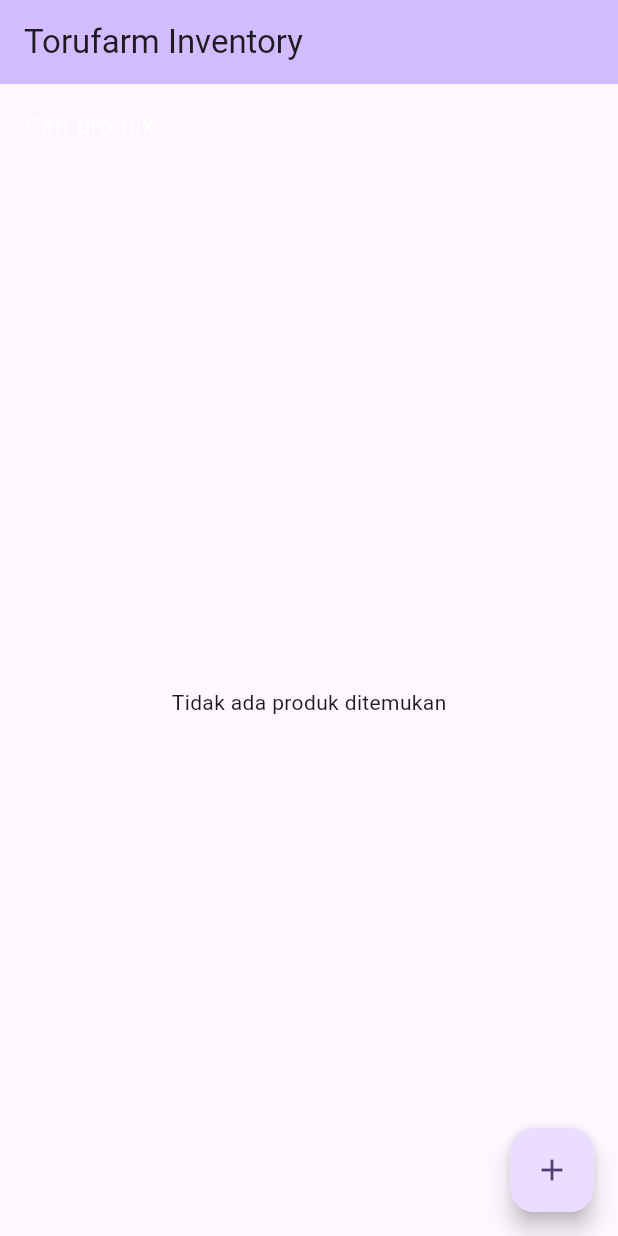
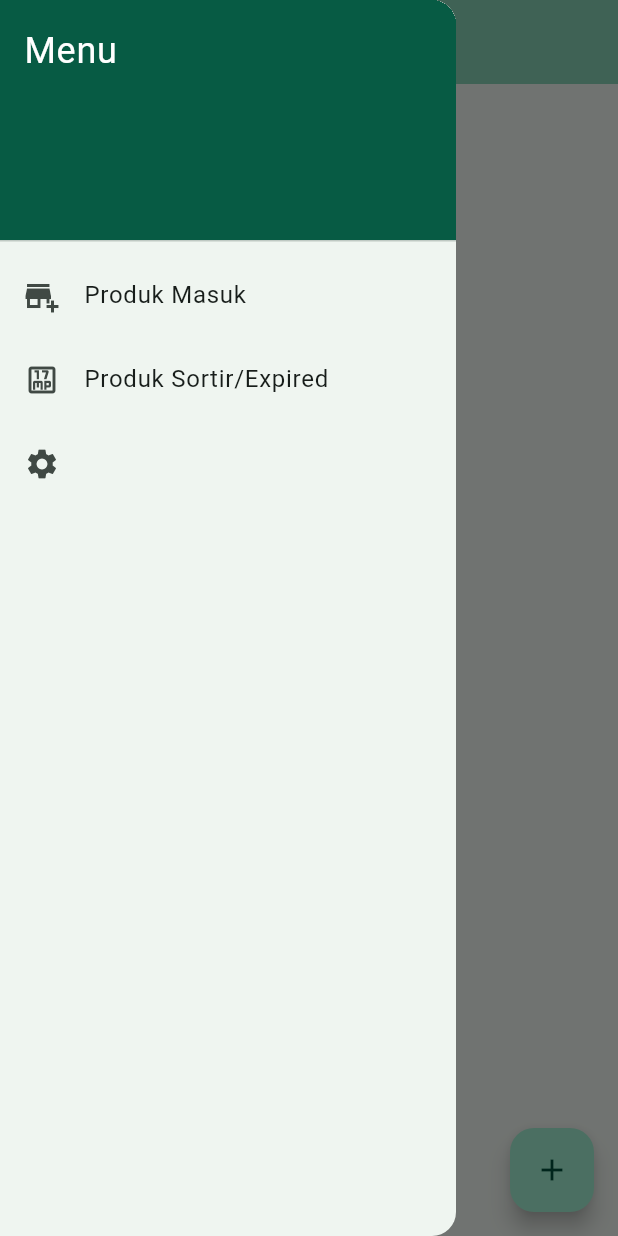
Before and after one commit to torufarm/toru-inventory, a Flutter app: the screen it shows after launch, with the side drawer open (before the commit the screen has no drawer), on a phone screen of 412 x 824 dp. Run offline on Flutter 3.47's test engine with Material 3 defaults, Android fonts, the phone set to English and light mode, and no system bars; network calls fail.

Commit message:
add product screen

```diff
--- a/lib/main.dart
+++ b/lib/main.dart
@@ -1,4 +1,5 @@
 import 'package:flutter/material.dart';
+import 'package:myapp/views/product/add.dart';
 import 'package:myapp/views/product/list.dart';
 
 void main() {
@@ -8,13 +9,12 @@ void main() {
 class MyApp extends StatelessWidget {
   const MyApp({super.key});
 
-  // This widget is the root of your application.
   @override
   Widget build(BuildContext context) {
     return MaterialApp(
       title: 'Flutter Demo',
       theme: ThemeData(
-        colorScheme: ColorScheme.fromSeed(seedColor: Colors.deepPurple),
+        colorScheme: ColorScheme.fromSeed(seedColor: Color.fromARGB(255, 8, 136, 106)),
         useMaterial3: true,
       ),
       home: const MyHomePage(title: 'Torufarm Inventory'),
@@ -25,15 +25,6 @@ class MyApp extends StatelessWidget {
 class MyHomePage extends StatefulWidget {
   const MyHomePage({super.key, required this.title});
 
-  // This widget is the home page of your application. It is stateful, meaning
-  // that it has a State object (defined below) that contains fields that affect
-  // how it looks.
-
-  // This class is the configuration for the state. It holds the values (in this
-  // case the title) provided by the parent (in this case the App widget) and
-  // used by the build method of the State. Fields in a Widget subclass are
-  // always marked "final".
-
   final String title;
 
   @override
@@ -41,43 +32,66 @@ class MyHomePage extends StatefulWidget {
 }
 
 class _MyHomePageState extends State<MyHomePage> {
-  int _counter = 0;
-
-  void _incrementCounter() {
-    setState(() {
-      // This call to setState tells the Flutter framework that something has
-      // changed in this State, which causes it to rerun the build method below
-      // so that the display can reflect the updated values. If we changed
-      // _counter without calling setState(), then the build method would not be
-      // called again, and so nothing would appear to happen.
-      _counter++;
-    });
-  }
 
   @override
   Widget build(BuildContext context) {
-    // This method is rerun every time setState is called, for instance as done
-    // by the _incrementCounter method above.
-    //
-    // The Flutter framework has been optimized to make rerunning build methods
-    // fast, so that you can just rebuild anything that needs updating rather
-    // than having to individually change instances of widgets.
     return Scaffold(
       appBar: AppBar(
-        // TRY THIS: Try changing the color here to a specific color (to
-        // Colors.amber, perhaps?) and trigger a hot reload to see the AppBar
-        // change color while the other colors stay the same.
         backgroundColor: Theme.of(context).colorScheme.inversePrimary,
-        // Here we take the value from the MyHomePage object that was created by
-        // the App.build method, and use it to set our appbar title.
         title: Text(widget.title),
+      ),
+      drawer: Drawer(
+        child: ListView(
+          padding: EdgeInsets.zero,
+          children: <Widget>[
+            DrawerHeader(
+              decoration: BoxDecoration(
+                color: Color.fromARGB(255, 7, 91, 68),
+              ),
+              child: Text(
+                'Menu',
+                style: TextStyle(
+                  color: Colors.white,
+                  fontSize: 24,
+                ),
+              ),
+            ),
+            ListTile(
+              leading: Icon(Icons.add_business),
+              title: Text('Produk Masuk'),
+              onTap: () {
+                Navigator.pop(context); // Menutup drawer
+              },
+            ),
+            ListTile(
+              leading: Icon(Icons.seventeen_mp_outlined),
+              title: Text('Produk Sortir/Expired'),
+              onTap: () {
+                Navigator.pop(context);
+              },
+            ),
+            ListTile(
+              leading: Icon(Icons.settings),
+              title: Text(''),
+              onTap: () {
+                Navigator.pop(context);
+              },
+            ),
+          ],
+        ),
       ),
       body: ProductListScreen(),
       floatingActionButton: FloatingActionButton(
-        onPressed: _incrementCounter,
-        tooltip: 'Increment',
+        onPressed: (){
+          // Navigasi ke halaman tambah produk
+          Navigator.push(
+            context,
+            MaterialPageRoute(builder: (context) => AddProductScreen()),
+          );
+        },
+        tooltip: 'Tambah Produk',
         child: const Icon(Icons.add),
-      ), // This trailing comma makes auto-formatting nicer for build methods.
+      ),
     );
   }
 }
--- a/lib/models/product.dart
+++ b/lib/models/product.dart
@@ -1,5 +1,5 @@
 class Product {
-  final int id;
+  final int? id;
   final String name;
   final String? description;
   final double price;
@@ -9,7 +9,7 @@ class Product {
   final DateTime updatedAt;
 
   Product({
-    required this.id,
+    this.id,
     required this.name,
     this.description,
     required this.price,
--- a/lib/views/product/edit.dart
+++ b/lib/views/product/edit.dart
@@ -38,7 +38,8 @@ class _EditProductScreenState extends State<EditProductScreen> {
 
   Future<void> _updateProduct() async {
     if (_formKey.currentState!.validate()) {
-      // Buat object produk baru dengan data yang sudah diedit
+
+      //
       Product updatedProduct = Product(
         id: widget.product.id, // id produk tetap sama
         name: _nameController.text,
@@ -49,6 +50,7 @@ class _EditProductScreenState extends State<EditProductScreen> {
         updatedAt: DateTime.now(), // Waktu update saat ini
       );
 
+      //
       try {
         ApiService apiService = ApiService();
         await apiService.updateProduct(updatedProduct);
--- a/lib/views/product/list.dart
+++ b/lib/views/product/list.dart
@@ -2,6 +2,7 @@ import 'package:flutter/material.dart';
 import 'package:myapp/models/product.dart';
 import 'package:myapp/services/api_service.dart';
 import 'package:myapp/views/product/edit.dart';
+import 'dart:async';
 
 class ProductListScreen extends StatefulWidget {
   @override
@@ -15,9 +16,10 @@ class _ProductListScreenState extends State<ProductListScreen> {
   List<Product> filteredProducts = [];
   bool isLoadingMore = false;
   int currentPage = 1;
-  final int pageSize = 10; // Jumlah item per halaman
+  final int pageSize = 10;
   bool hasMoreProducts = true;
-  String searchQuery = ""; // Variabel pencarian
+  String searchQuery = "";
+  Timer? _debounce;
 
   @override
   void initState() {
@@ -25,11 +27,12 @@ class _ProductListScreenState extends State<ProductListScreen> {
     _scrollController = ScrollController();
     _scrollController.addListener(_scrollListener);
     _searchController.addListener(_onSearchChanged);
-    _fetchProducts(); // Panggil API untuk mengambil produk
+    _fetchProducts();
   }
 
   @override
   void dispose() {
+    _debounce?.cancel();
     _scrollController.dispose();
     _searchController.dispose();
     super.dispose();
@@ -49,7 +52,9 @@ class _ProductListScreenState extends State<ProductListScreen> {
       List<Product> newProducts = await apiService.fetchProducts(
         page: currentPage,
         pageSize: pageSize,
-        searchQuery: query.isNotEmpty ? query : searchQuery, // Jika ada pencarian, gunakan query
+        searchQuery: query.isNotEmpty
+            ? query
+            : searchQuery, // Jika ada pencarian, gunakan query
       );
 
       setState(() {
@@ -58,7 +63,8 @@ class _ProductListScreenState extends State<ProductListScreen> {
         } else {
           products.addAll(newProducts); // Tambahkan produk untuk pagination
         }
-        filteredProducts = products; // Inisialisasi filteredProducts dengan semua produk
+        filteredProducts =
+            products; // Inisialisasi filteredProducts dengan semua produk
         currentPage++;
         if (newProducts.length < pageSize) {
           hasMoreProducts = false; // Tidak ada lagi produk yang bisa dimuat
@@ -75,6 +81,9 @@ class _ProductListScreenState extends State<ProductListScreen> {
 
   // Listener untuk pencarian
   void _onSearchChanged() {
+    if (_debounce?.isActive ?? false) _debounce!.cancel();
+
+    _debounce = Timer(Duration(milliseconds: 500), () {
       String searchText = _searchController.text.trim().toLowerCase();
       setState(() {
         searchQuery = searchText; // Simpan query pencarian
@@ -90,12 +99,12 @@ class _ProductListScreenState extends State<ProductListScreen> {
           _fetchProducts(query: searchQuery);
         }
       });
+    });
   }
 
-
-  // Listener untuk mendeteksi jika scroll mendekati bawah
   void _scrollListener() {
-    if (_scrollController.position.pixels == _scrollController.position.maxScrollExtent) {
+    if (_scrollController.position.pixels ==
+        _scrollController.position.maxScrollExtent) {
       _fetchProducts(); // Ambil lebih banyak produk saat scroll ke bawah
     }
   }
@@ -109,9 +118,10 @@ class _ProductListScreenState extends State<ProductListScreen> {
           decoration: const InputDecoration(
             hintText: 'Cari produk...',
             border: InputBorder.none,
-            hintStyle: TextStyle(color: Colors.white),
+            fillColor: Colors.amber,
+            hintStyle: TextStyle(color: Colors.grey),
           ),
-          style: TextStyle(color: Colors.white),
+          style: TextStyle(color: Colors.black),
         ),
       ),
       body: filteredProducts.isEmpty && !isLoadingMore
@@ -121,10 +131,11 @@ class _ProductListScreenState extends State<ProductListScreen> {
                 Expanded(
                   child: ListView.builder(
                     controller: _scrollController,
-                    itemCount: filteredProducts.length + (isLoadingMore ? 1 : 0),
+                    itemCount:
+                        filteredProducts.length + (isLoadingMore ? 1 : 0),
                     itemBuilder: (context, index) {
                       if (index == filteredProducts.length) {
-                        return Center(child: CircularProgressIndicator());
+                        return SizedBox();
                       }
 
                       Product product = filteredProducts[index];
@@ -142,14 +153,17 @@ class _ProductListScreenState extends State<ProductListScreen> {
                                   final updatedProduct = await Navigator.push(
                                     context,
                                     MaterialPageRoute(
-                                      builder: (context) => EditProductScreen(product: product),
+                                      builder: (context) =>
+                                          EditProductScreen(product: product),
                                     ),
                                   );
                                   if (updatedProduct != null) {
                                     setState(() {
-                                      int index = products.indexWhere((p) => p.id == updatedProduct.id);
+                                      int index = products.indexWhere(
+                                          (p) => p.id == updatedProduct.id);
                                       if (index != -1) {
-                                        products[index] = updatedProduct; // Update produk di daftar
+                                        products[index] =
+                                            updatedProduct; // Update produk di daftar
                                       }
                                     });
                                   }
```
Also changed, not shown: lib/services/api_service.dart (+15 -33 lines), lib/views/product/add.dart (added, +121 -0 lines), lib/views/base/menu.dart (added). Lines whose indentation alone changed are shown as unchanged.
